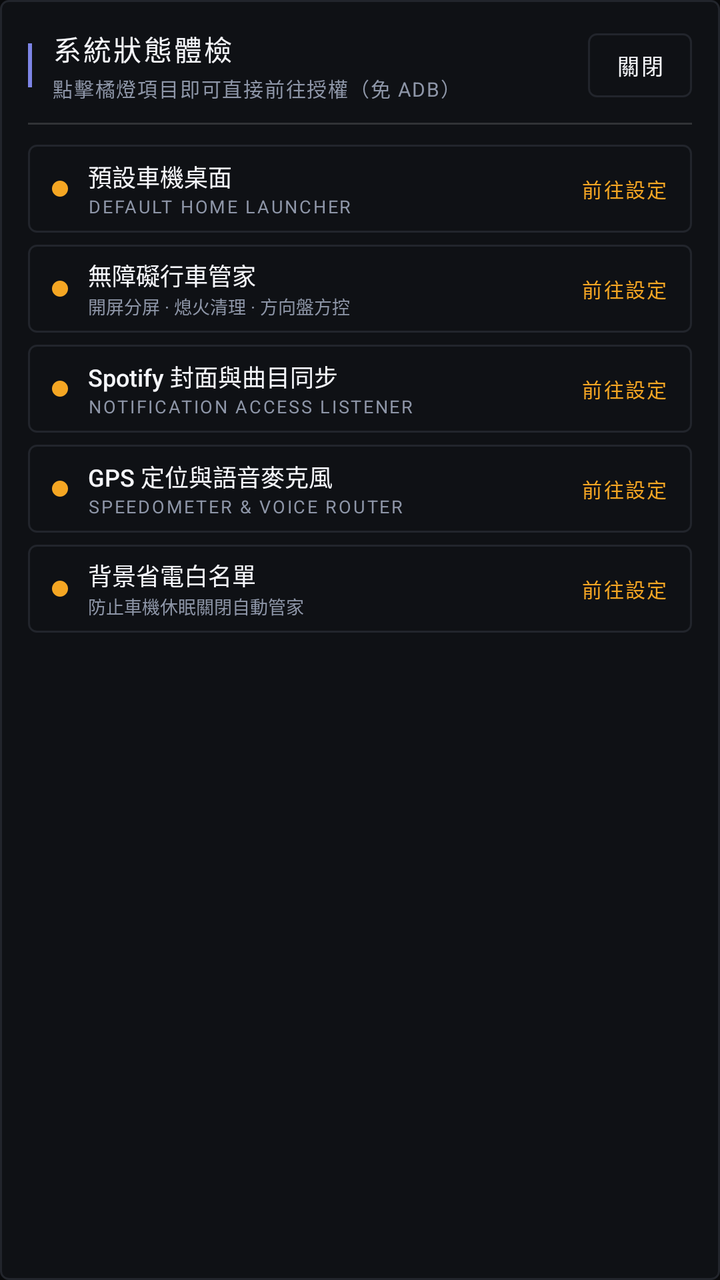
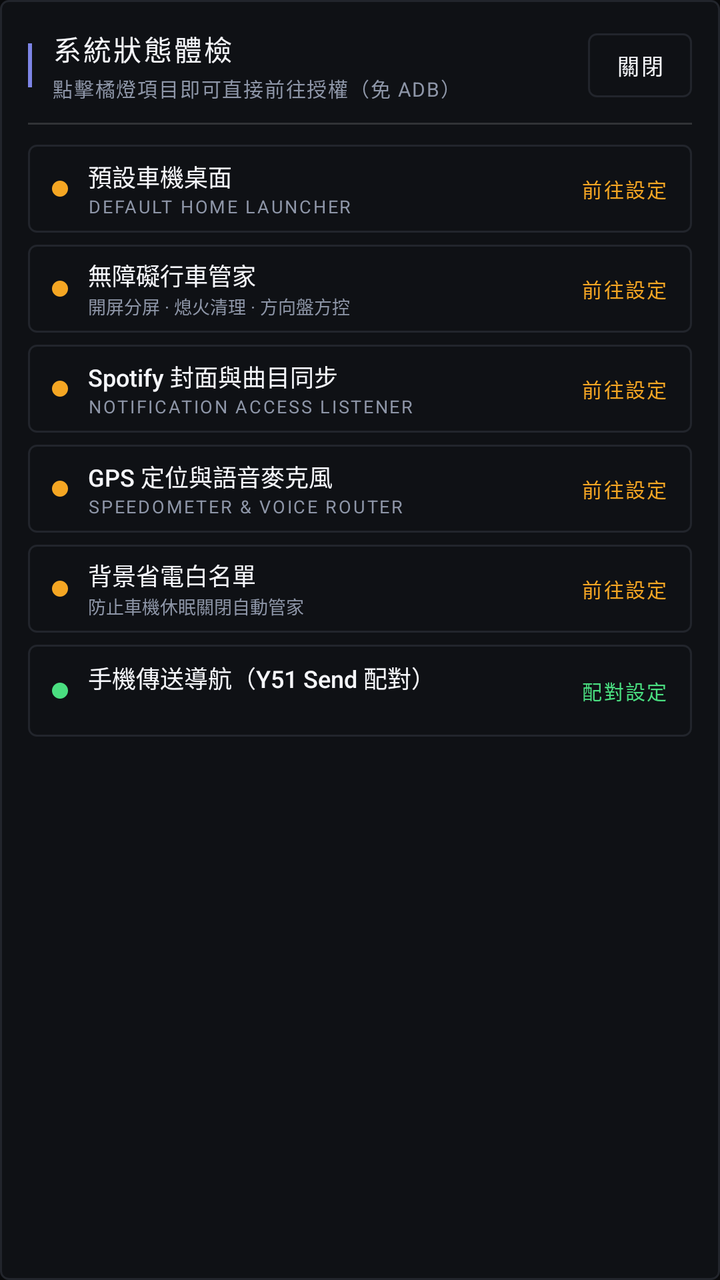

Screens rendered from an Android XML layout before and after an edit, with the pre-edit source and the edit as a unified diff.
<!-- AndroidManifest.xml: application theme Theme.InfinitiFineVision -->
<!-- res/layout/dialog_system_health.xml -->
<?xml version="1.0" encoding="utf-8"?>
<LinearLayout xmlns:android="http://schemas.android.com/apk/res/android"
    android:id="@+id/panelSystemHealth"
    android:layout_width="match_parent"
    android:layout_height="wrap_content"
    android:background="@drawable/bg_panel"
    android:orientation="vertical"
    android:padding="14dp">

    <LinearLayout
        android:layout_width="match_parent"
        android:layout_height="wrap_content"
        android:gravity="center_vertical"
        android:orientation="horizontal">

        <View
            android:layout_width="2dp"
            android:layout_height="22dp"
            android:layout_marginEnd="10dp"
            android:background="@color/accent_fine_vision" />

        <LinearLayout
            android:layout_width="0dp"
            android:layout_height="wrap_content"
            android:layout_weight="1"
            android:orientation="vertical">

            <TextView
                android:layout_width="match_parent"
                android:layout_height="wrap_content"
                android:fontFamily="sans-serif-medium"
                android:letterSpacing="0.08"
                android:maxLines="1"
                android:text="@string/health_title"
                android:textColor="@color/text_primary"
                android:textSize="14sp" />

            <TextView
                android:layout_width="match_parent"
                android:layout_height="wrap_content"
                android:layout_marginTop="2dp"
                android:fontFamily="sans-serif"
                android:letterSpacing="0.06"
                android:maxLines="1"
                android:text="@string/health_subtitle"
                android:textColor="@color/text_secondary"
                android:textSize="10sp" />
        </LinearLayout>

        <TextView
            android:id="@+id/tvHealthVersion"
            android:layout_width="wrap_content"
            android:layout_height="wrap_content"
            android:layout_marginEnd="10dp"
            android:fontFamily="sans-serif-medium"
            android:fontFeatureSettings="tnum"
            android:letterSpacing="0.08"
            android:textColor="@color/text_secondary"
            android:textSize="10sp" />

        <TextView
            android:id="@+id/btnHealthClose"
            android:layout_width="wrap_content"
            android:layout_height="32dp"
            android:background="@drawable/bg_button_instrument"
            android:clickable="true"
            android:focusable="true"
            android:fontFamily="sans-serif-medium"
            android:gravity="center"
            android:letterSpacing="0.08"
            android:paddingStart="14dp"
            android:paddingEnd="14dp"
            android:text="@string/voice_btn_close"
            android:textColor="@color/text_primary"
            android:textSize="11sp" />
    </LinearLayout>

    <View
        android:layout_width="match_parent"
        android:layout_height="1dp"
        android:layout_marginTop="10dp"
        android:layout_marginBottom="10dp"
        android:background="@color/glass_divider" />

    <ScrollView
        android:layout_width="match_parent"
        android:layout_height="wrap_content"
        android:fadeScrollbars="false">

        <LinearLayout
            android:layout_width="match_parent"
            android:layout_height="wrap_content"
            android:orientation="vertical">

            
            <LinearLayout
                android:id="@+id/rowHealthHome"
                android:layout_width="match_parent"
                android:layout_height="44dp"
                android:layout_marginBottom="6dp"
                android:background="@drawable/bg_button_instrument"
                android:clickable="true"
                android:focusable="true"
                android:gravity="center_vertical"
                android:orientation="horizontal"
                android:paddingStart="12dp"
                android:paddingEnd="12dp">

                <View
                    android:id="@+id/dotHealthHome"
                    android:layout_width="8dp"
                    android:layout_height="8dp"
                    android:layout_marginEnd="10dp"
                    android:background="@drawable/indicator_warn" />

                <LinearLayout
                    android:layout_width="0dp"
                    android:layout_height="wrap_content"
                    android:layout_weight="1"
                    android:orientation="vertical">

                    <TextView
                        android:layout_width="match_parent"
                        android:layout_height="wrap_content"
                        android:fontFamily="sans-serif-medium"
                        android:text="@string/health_home_title"
                        android:textColor="@color/text_primary"
                        android:textSize="12sp" />

                    <TextView
                        android:layout_width="match_parent"
                        android:layout_height="wrap_content"
                        android:letterSpacing="0.10"
                        android:text="@string/health_home_sub"
                        android:textColor="@color/text_secondary"
                        android:textSize="9sp" />
                </LinearLayout>

                <TextView
                    android:id="@+id/badgeHealthHome"
                    android:layout_width="wrap_content"
                    android:layout_height="wrap_content"
                    android:fontFamily="sans-serif-medium"
                    android:letterSpacing="0.08"
                    android:text="@string/health_badge_action"
                    android:textColor="@color/accent_amber_warn"
                    android:textSize="10sp" />
            </LinearLayout>

            
            <LinearLayout
                android:id="@+id/rowHealthAccessibility"
                android:layout_width="match_parent"
                android:layout_height="44dp"
                android:layout_marginBottom="6dp"
                android:background="@drawable/bg_button_instrument"
                android:clickable="true"
                android:focusable="true"
                android:gravity="center_vertical"
                android:orientation="horizontal"
                android:paddingStart="12dp"
                android:paddingEnd="12dp">

                <View
                    android:id="@+id/dotHealthAccessibility"
                    android:layout_width="8dp"
                    android:layout_height="8dp"
                    android:layout_marginEnd="10dp"
                    android:background="@drawable/indicator_warn" />

                <LinearLayout
                    android:layout_width="0dp"
                    android:layout_height="wrap_content"
                    android:layout_weight="1"
                    android:orientation="vertical">

                    <TextView
                        android:layout_width="match_parent"
                        android:layout_height="wrap_content"
                        android:fontFamily="sans-serif-medium"
                        android:text="@string/health_accessibility_title"
                        android:textColor="@color/text_primary"
                        android:textSize="12sp" />

                    <TextView
                        android:layout_width="match_parent"
                        android:layout_height="wrap_content"
                        android:text="@string/health_accessibility_sub"
                        android:textColor="@color/text_secondary"
                        android:textSize="9sp" />
                </LinearLayout>

                <TextView
                    android:id="@+id/badgeHealthAccessibility"
                    android:layout_width="wrap_content"
                    android:layout_height="wrap_content"
                    android:fontFamily="sans-serif-medium"
                    android:letterSpacing="0.08"
                    android:text="@string/health_badge_action"
                    android:textColor="@color/accent_amber_warn"
                    android:textSize="10sp" />
            </LinearLayout>

            
            <LinearLayout
                android:id="@+id/rowHealthMediaSync"
                android:layout_width="match_parent"
                android:layout_height="44dp"
                android:layout_marginBottom="6dp"
                android:background="@drawable/bg_button_instrument"
                android:clickable="true"
                android:focusable="true"
                android:gravity="center_vertical"
                android:orientation="horizontal"
                android:paddingStart="12dp"
                android:paddingEnd="12dp">

                <View
                    android:id="@+id/dotHealthMediaSync"
                    android:layout_width="8dp"
                    android:layout_height="8dp"
                    android:layout_marginEnd="10dp"
                    android:background="@drawable/indicator_warn" />

                <LinearLayout
                    android:layout_width="0dp"
                    android:layout_height="wrap_content"
                    android:layout_weight="1"
                    android:orientation="vertical">

                    <TextView
                        android:layout_width="match_parent"
                        android:layout_height="wrap_content"
                        android:fontFamily="sans-serif-medium"
                        android:text="@string/health_media_title"
                        android:textColor="@color/text_primary"
                        android:textSize="12sp" />

                    <TextView
                        android:layout_width="match_parent"
                        android:layout_height="wrap_content"
                        android:letterSpacing="0.10"
                        android:text="@string/health_media_sub"
                        android:textColor="@color/text_secondary"
                        android:textSize="9sp" />
                </LinearLayout>

                <TextView
                    android:id="@+id/badgeHealthMediaSync"
                    android:layout_width="wrap_content"
                    android:layout_height="wrap_content"
                    android:fontFamily="sans-serif-medium"
                    android:letterSpacing="0.08"
                    android:text="@string/health_badge_action"
                    android:textColor="@color/accent_amber_warn"
                    android:textSize="10sp" />
            </LinearLayout>

            
            <LinearLayout
                android:id="@+id/rowHealthPermissions"
                android:layout_width="match_parent"
                android:layout_height="44dp"
                android:layout_marginBottom="6dp"
                android:background="@drawable/bg_button_instrument"
                android:clickable="true"
                android:focusable="true"
                android:gravity="center_vertical"
                android:orientation="horizontal"
                android:paddingStart="12dp"
                android:paddingEnd="12dp">

                <View
                    android:id="@+id/dotHealthPermissions"
                    android:layout_width="8dp"
                    android:layout_height="8dp"
                    android:layout_marginEnd="10dp"
                    android:background="@drawable/indicator_warn" />

                <LinearLayout
                    android:layout_width="0dp"
                    android:layout_height="wrap_content"
                    android:layout_weight="1"
                    android:orientation="vertical">

                    <TextView
                        android:layout_width="match_parent"
                        android:layout_height="wrap_content"
                        android:fontFamily="sans-serif-medium"
                        android:text="@string/health_perms_title"
                        android:textColor="@color/text_primary"
                        android:textSize="12sp" />

                    <TextView
                        android:layout_width="match_parent"
                        android:layout_height="wrap_content"
                        android:letterSpacing="0.10"
                        android:text="@string/health_perms_sub"
                        android:textColor="@color/text_secondary"
                        android:textSize="9sp" />
                </LinearLayout>

                <TextView
                    android:id="@+id/badgeHealthPermissions"
                    android:layout_width="wrap_content"
                    android:layout_height="wrap_content"
                    android:fontFamily="sans-serif-medium"
                    android:letterSpacing="0.08"
                    android:text="@string/health_badge_action"
                    android:textColor="@color/accent_amber_warn"
                    android:textSize="10sp" />
            </LinearLayout>

            
            <LinearLayout
                android:id="@+id/rowHealthBattery"
                android:layout_width="match_parent"
                android:layout_height="44dp"
                android:background="@drawable/bg_button_instrument"
                android:clickable="true"
                android:focusable="true"
                android:gravity="center_vertical"
                android:orientation="horizontal"
                android:paddingStart="12dp"
                android:paddingEnd="12dp">

                <View
                    android:id="@+id/dotHealthBattery"
                    android:layout_width="8dp"
                    android:layout_height="8dp"
                    android:layout_marginEnd="10dp"
                    android:background="@drawable/indicator_warn" />

                <LinearLayout
                    android:layout_width="0dp"
                    android:layout_height="wrap_content"
                    android:layout_weight="1"
                    android:orientation="vertical">

                    <TextView
                        android:layout_width="match_parent"
                        android:layout_height="wrap_content"
                        android:fontFamily="sans-serif-medium"
                        android:text="@string/health_battery_title"
                        android:textColor="@color/text_primary"
                        android:textSize="12sp" />

                    <TextView
                        android:layout_width="match_parent"
                        android:layout_height="wrap_content"
                        android:text="@string/health_battery_sub"
                        android:textColor="@color/text_secondary"
                        android:textSize="9sp" />
                </LinearLayout>

                <TextView
                    android:id="@+id/badgeHealthBattery"
                    android:layout_width="wrap_content"
                    android:layout_height="wrap_content"
                    android:fontFamily="sans-serif-medium"
                    android:letterSpacing="0.08"
                    android:text="@string/health_badge_action"
                    android:textColor="@color/accent_amber_warn"
                    android:textSize="10sp" />
            </LinearLayout>
        </LinearLayout>
    </ScrollView>
</LinearLayout>
<!-- resources referenced by this layout -->
<resources>
  <color name="accent_amber_warn">#F5A623</color>
  <color name="accent_fine_vision">#7D85E6</color>
  <color name="glass_divider">#24FFFFFF</color>
  <color name="text_primary">#F5F6FA</color>
  <color name="text_secondary">#8E96A8</color>
  <!-- drawable bg_button_instrument (drawable) -->
  <?xml version="1.0" encoding="utf-8"?>
  <selector xmlns:android="http://schemas.android.com/apk/res/android">
      <item android:state_pressed="true">
          <shape android:shape="rectangle">
              <solid android:color="@color/surface_panel_pressed" />
              <stroke
                  android:width="1dp"
                  android:color="@color/accent_fine_vision" />
              <corners android:radius="4dp" />
          </shape>
      </item>
      <item>
          <shape android:shape="rectangle">
              <solid android:color="@color/surface_panel" />
              <stroke
                  android:width="1dp"
                  android:color="@color/border_hairline" />
              <corners android:radius="4dp" />
          </shape>
      </item>
  </selector>
  <!-- drawable bg_panel (drawable) -->
  <?xml version="1.0" encoding="utf-8"?>
  <shape xmlns:android="http://schemas.android.com/apk/res/android"
      android:shape="rectangle">
      <solid android:color="@color/surface_panel" />
      <stroke
          android:width="1dp"
          android:color="@color/border_hairline" />
      <corners android:radius="4dp" />
  </shape>
  <!-- drawable indicator_warn (drawable) -->
  <?xml version="1.0" encoding="utf-8"?>
  <shape xmlns:android="http://schemas.android.com/apk/res/android"
      android:shape="oval">
      <solid android:color="#F5A623" />
  </shape>
  <string name="health_accessibility_sub">開屏分屏 · 熄火清理 · 方向盤方控</string>
  <string name="health_accessibility_title">無障礙行車管家</string>
  <string name="health_badge_action">前往設定</string>
  <string name="health_battery_sub">防止車機休眠關閉自動管家</string>
  <string name="health_battery_title">背景省電白名單</string>
  <string name="health_home_sub">DEFAULT HOME LAUNCHER</string>
  <string name="health_home_title">預設車機桌面</string>
  <string name="health_media_sub">NOTIFICATION ACCESS LISTENER</string>
  <string name="health_media_title">Spotify 封面與曲目同步</string>
  <string name="health_perms_sub">SPEEDOMETER &amp; VOICE ROUTER</string>
  <string name="health_perms_title">GPS 定位與語音麥克風</string>
  <string name="health_subtitle">點擊橘燈項目即可直接前往授權（免 ADB）</string>
  <string name="health_title">系統狀態體檢</string>
  <string name="voice_btn_close">關閉</string>
  <style name="Theme.InfinitiFineVision" parent="Theme.AppCompat.NoActionBar">
          <item name="android:windowBackground">@color/bg_obsidian</item>
          <item name="android:colorBackground">@color/bg_obsidian</item>
          <item name="android:windowFullscreen">true</item>
          <item name="android:windowNoTitle">true</item>
          <item name="android:windowActionBar">false</item>
          <item name="android:statusBarColor">@color/bg_obsidian</item>
          <item name="android:navigationBarColor">@color/bg_obsidian</item>
          <item name="colorPrimary">@color/accent_fine_vision</item>
          <item name="colorPrimaryDark">@color/bg_obsidian</item>
          <item name="colorAccent">@color/accent_fine_vision</item>
      </style>
  <color name="surface_panel_pressed">#161920</color>
  <color name="surface_panel">#0F1115</color>
  <color name="border_hairline">#22252C</color>
  <color name="bg_obsidian">#090A0C</color>
</resources>

<!-- the commit's change to res/layout/dialog_system_health.xml (unified diff, before → after) -->
@@ -316,6 +316,7 @@
                 android:id="@+id/rowHealthBattery"
                 android:layout_width="match_parent"
                 android:layout_height="44dp"
+                android:layout_marginBottom="6dp"
                 android:background="@drawable/bg_button_instrument"
                 android:clickable="true"
                 android:focusable="true"
@@ -363,6 +364,61 @@
                     android:textColor="@color/accent_amber_warn"
                     android:textSize="10sp" />
             </LinearLayout>
+
+            
+            <LinearLayout
+                android:id="@+id/rowHealthRemoteNav"
+                android:layout_width="match_parent"
+                android:layout_height="46dp"
+                android:background="@drawable/bg_button_instrument"
+                android:clickable="true"
+                android:focusable="true"
+                android:gravity="center_vertical"
+                android:orientation="horizontal"
+                android:paddingStart="12dp"
+                android:paddingEnd="12dp">
+
+                <View
+                    android:id="@+id/dotHealthRemoteNav"
+                    android:layout_width="8dp"
+                    android:layout_height="8dp"
+                    android:layout_marginEnd="10dp"
+                    android:background="@drawable/indicator_ready" />
+
+                <LinearLayout
+                    android:layout_width="0dp"
+                    android:layout_height="wrap_content"
+                    android:layout_weight="1"
+                    android:orientation="vertical">
+
+                    <TextView
+                        android:layout_width="match_parent"
+                        android:layout_height="wrap_content"
+                        android:fontFamily="sans-serif-medium"
+                        android:text="@string/health_remote_nav_title"
+                        android:textColor="@color/text_primary"
+                        android:textSize="12sp" />
+
+                    <TextView
+                        android:id="@+id/tvHealthRemoteNavSub"
+                        android:layout_width="match_parent"
+                        android:layout_height="wrap_content"
+                        android:fontFamily="monospace"
+                        android:letterSpacing="0.08"
+                        android:textColor="@color/accent_fine_vision"
+                        android:textSize="9.5sp" />
+                </LinearLayout>
+
+                <TextView
+                    android:id="@+id/badgeHealthRemoteNav"
+                    android:layout_width="wrap_content"
+                    android:layout_height="wrap_content"
+                    android:fontFamily="sans-serif-medium"
+                    android:letterSpacing="0.08"
+                    android:text="@string/remote_nav_badge_on"
+                    android:textColor="@color/accent_ready_green"
+                    android:textSize="10sp" />
+            </LinearLayout>
         </LinearLayout>
     </ScrollView>
 </LinearLayout>
<!-- resource entries referenced after the edit -->
@@ -2,6 +2,7 @@
 <resources>
   <color name="accent_amber_warn">#F5A623</color>
   <color name="accent_fine_vision">#7D85E6</color>
+  <color name="accent_ready_green">#4ADE80</color>
   <color name="glass_divider">#24FFFFFF</color>
   <color name="text_primary">#F5F6FA</color>
   <color name="text_secondary">#8E96A8</color>
@@ -37,6 +38,12 @@
           android:color="@color/border_hairline" />
       <corners android:radius="4dp" />
   </shape>
+  <!-- drawable indicator_ready (drawable) -->
+  <?xml version="1.0" encoding="utf-8"?>
+  <shape xmlns:android="http://schemas.android.com/apk/res/android"
+      android:shape="oval">
+      <solid android:color="#4ADE80" />
+  </shape>
   <!-- drawable indicator_warn (drawable) -->
   <?xml version="1.0" encoding="utf-8"?>
   <shape xmlns:android="http://schemas.android.com/apk/res/android"
@@ -54,8 +61,10 @@
   <string name="health_media_title">Spotify 封面與曲目同步</string>
   <string name="health_perms_sub">SPEEDOMETER &amp; VOICE ROUTER</string>
   <string name="health_perms_title">GPS 定位與語音麥克風</string>
+  <string name="health_remote_nav_title">手機傳送導航（Y51 Send 配對）</string>
   <string name="health_subtitle">點擊橘燈項目即可直接前往授權（免 ADB）</string>
   <string name="health_title">系統狀態體檢</string>
+  <string name="remote_nav_badge_on">配對設定</string>
   <string name="voice_btn_close">關閉</string>
   <style name="Theme.InfinitiFineVision" parent="Theme.AppCompat.NoActionBar">
           <item name="android:windowBackground">@color/bg_obsidian</item>
